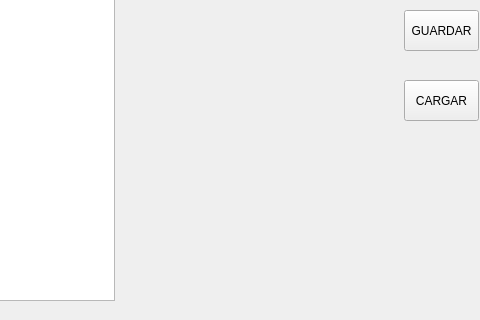
This is juego2020/mainwindow.ui in JuanLD89/Proyecto-final_ as Qt 5 draws it before an edit; both pictures show x 816 to 1296 and y 280 to 600 of the 1296 by 739 pixel window. The edited form follows.
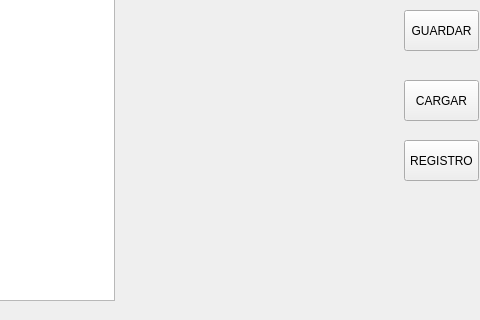
This is the edited form.

Commit message: registro e inicio de sesión

```diff
--- a/juego2020/mainwindow.ui
+++ b/juego2020/mainwindow.ui
@@ -122,6 +122,19 @@
      <string>CARGAR</string>
     </property>
    </widget>
+   <widget class="QPushButton" name="pushButton_5">
+    <property name="geometry">
+     <rect>
+      <x>1220</x>
+      <y>420</y>
+      <width>75</width>
+      <height>41</height>
+     </rect>
+    </property>
+    <property name="text">
+     <string>REGISTRO</string>
+    </property>
+   </widget>
   </widget>
   <widget class="QMenuBar" name="menubar">
    <property name="geometry">
```
The commit also changes 16 other files.
